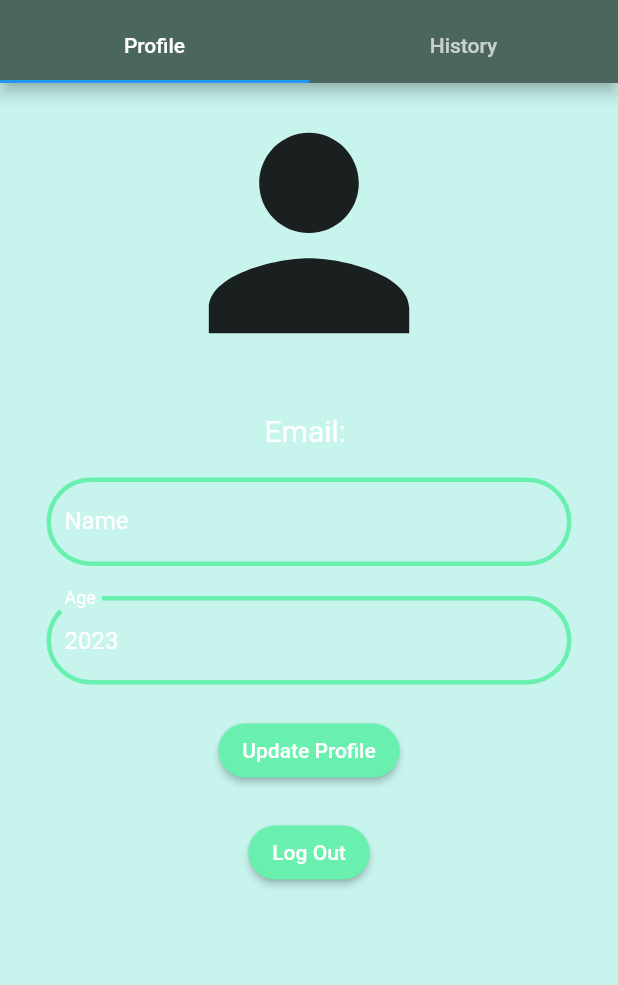
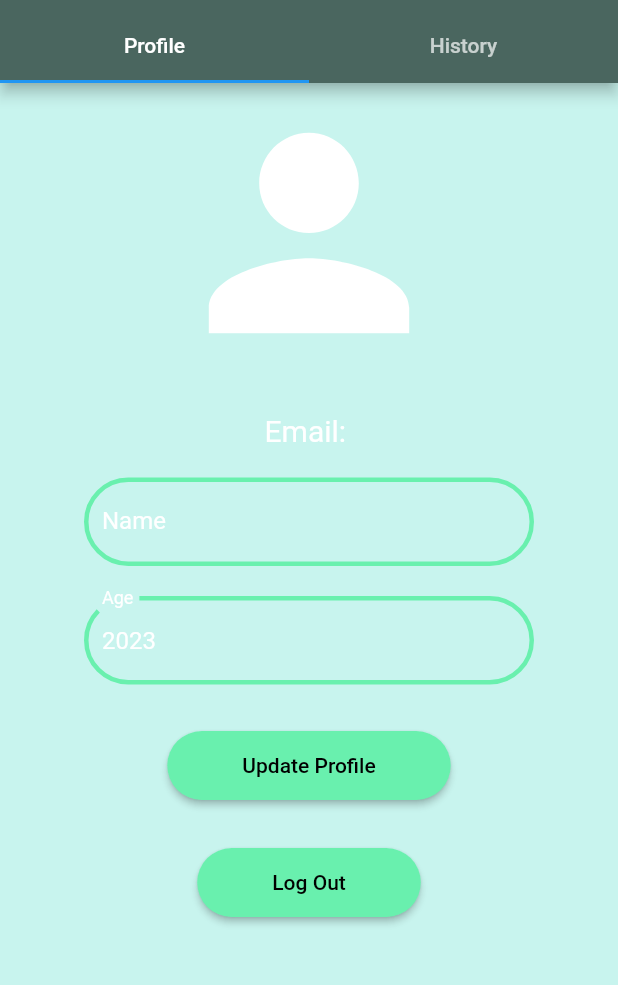
Before and after one commit to Gayan21/FYP_Hy_Diabemate, a Flutter app: the Profile screen opened directly, on a phone screen of 412 x 824 dp, the part 73-1058 px from its top. Run offline on Flutter 3.47's test engine with Material 2 defaults, Android fonts, the phone set to English and light mode, and no system bars; our stand-ins replace cloud_firestore, firebase_auth, firebase_core; accounts and stored records are empty; network calls fail; Roboto replaces fonts that are missing (Satisfy).

Commit message:
ui changes

```diff
--- a/Fyp_Hy-Diabemate/hy_diabemate_fe/lib/Profile.dart
+++ b/Fyp_Hy-Diabemate/hy_diabemate_fe/lib/Profile.dart
@@ -86,7 +86,7 @@ class _ProfileScreenState extends State<Profile>
               child: Column(
                 // mainAxisAlignment: MainAxisAlignment.center,
                 children: [
-                  const Icon(Icons.person, size: 200.0),
+                  const Icon(Icons.person, size: 200.0, color: Colors.white),
                   const SizedBox(height: 20.0),
                   Text(
                     'Email: ${currentUser?.email ?? 'Unknown'}',
@@ -97,7 +97,7 @@ class _ProfileScreenState extends State<Profile>
                   ),
                   const SizedBox(height: 20.0),
                   SizedBox(
-                    width: 350,
+                    width: 300,
                     child: TextFormField(
                       initialValue: _name,
                       decoration: InputDecoration(
@@ -123,7 +123,7 @@ class _ProfileScreenState extends State<Profile>
                   ),
                   const SizedBox(height: 20.0),
                   SizedBox(
-                    width: 350,
+                    width: 300,
                     child: TextFormField(
                       initialValue: _age.toString(),
                       keyboardType: TextInputType.number,
@@ -148,30 +148,41 @@ class _ProfileScreenState extends State<Profile>
                       },
                     ),
                   ),
-                  const SizedBox(height: 20.0),
+                  const SizedBox(height: 30.0),
                   ElevatedButton(
                     style: ElevatedButton.styleFrom(
                       primary: Colors.greenAccent,
+                      padding:
+                          EdgeInsets.symmetric(horizontal: 50, vertical: 15),
                       shape: RoundedRectangleBorder(
                         borderRadius: BorderRadius.circular(50),
-                  ),// Background color
+                      ), // Background color
                     ),
                     onPressed: _updateProfile,
-                    child: const Text('Update Profile'),
+                    child: const Text(
+                      'Update Profile',
+                      style: TextStyle(
+                        color: Colors.black,
                       ),
-                  const SizedBox(height: 20.0),
+                    ),
+                  ),
+                  const SizedBox(height: 30.0),
                   ElevatedButton(
                     style: ElevatedButton.styleFrom(
                       primary: Colors.greenAccent,
+                      padding:EdgeInsets.symmetric(horizontal: 50, vertical: 15),
                       shape: RoundedRectangleBorder(
                         borderRadius: BorderRadius.circular(50),
-                  ),// Background color
+                      ), // Background color
                     ),
                     onPressed: () {
                       FirebaseAuth.instance.signOut();
                       Navigator.of(context).popUntil((route) => route.isFirst);
                     },
-                    child: const Text('Log Out'),
+                    child: const Text('Log Out',
+                     style: TextStyle(
+                        color: Colors.black,
+                      ),),
                   ),
                 ],
               ),
@@ -240,7 +251,7 @@ class _ProfileScreenState extends State<Profile>
                     ),
                   ),
                   ElevatedButton(
-                    onPressed: ()async {
+                    onPressed: () async {
                       // Prompt the user to select whether the entry is positive or negative
                       bool isPositive = await showDialog(
                         context: context,
```
Lines whose indentation alone changed are shown as unchanged.
